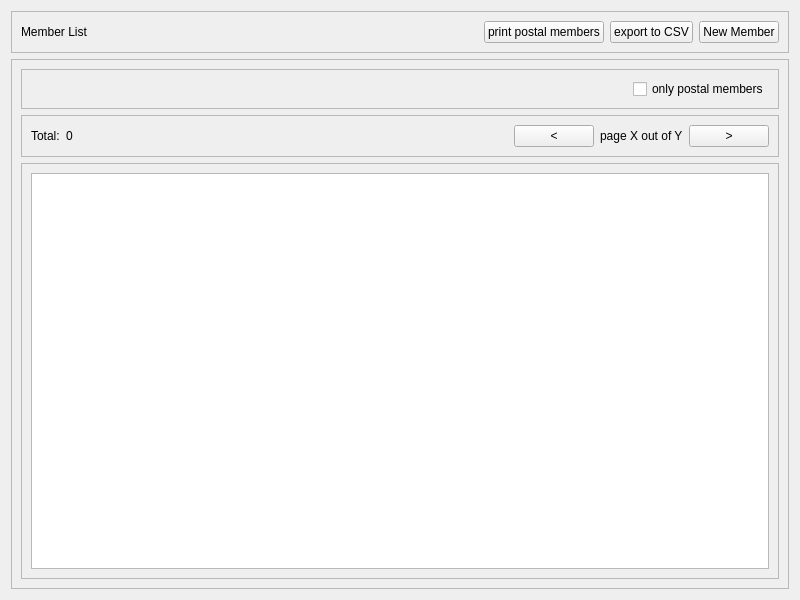
This is penyamanager/admin/memberlistview.ui in eguzki/penyamanager as Qt 5 draws it before an edit. The edited form follows.
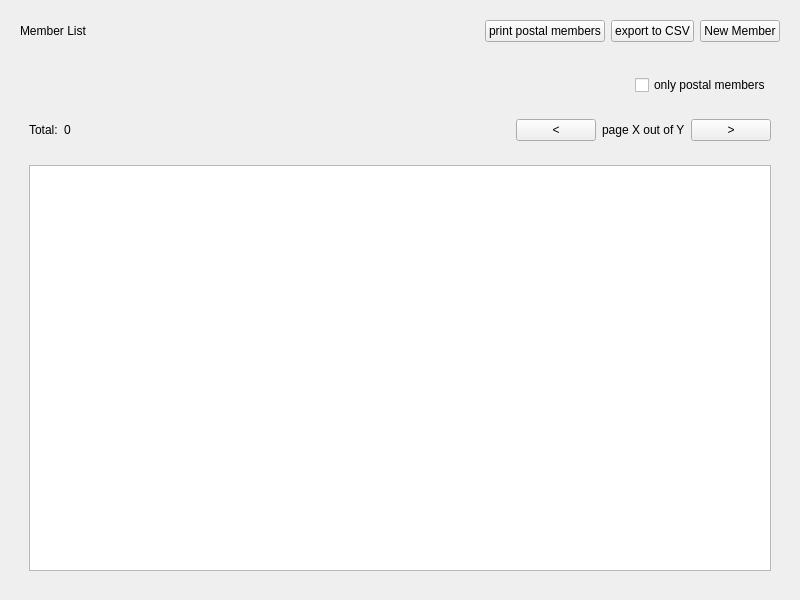
This is the edited form.

What changed in the file:
```diff
--- a/penyamanager/admin/memberlistview.ui
+++ b/penyamanager/admin/memberlistview.ui
@@ -57,19 +57,13 @@
   </property>
   <layout class="QVBoxLayout" name="verticalLayout">
    <item>
-    <widget class="QFrame" name="topFrame">
+    <widget class="QWidget" name="topWidget" native="true">
      <property name="sizePolicy">
       <sizepolicy hsizetype="Preferred" vsizetype="Fixed">
        <horstretch>0</horstretch>
        <verstretch>0</verstretch>
       </sizepolicy>
      </property>
-     <property name="frameShape">
-      <enum>QFrame::StyledPanel</enum>
-     </property>
-     <property name="frameShadow">
-      <enum>QFrame::Raised</enum>
-     </property>
      <layout class="QHBoxLayout" name="horizontalLayout">
       <item>
        <widget class="QLabel" name="titleLabel">
@@ -116,25 +110,13 @@
     </widget>
    </item>
    <item>
-    <widget class="QFrame" name="resultsFrame">
+    <widget class="QWidget" name="resultsWidget" native="true">
      <property name="styleSheet">
       <string notr="true"/>
      </property>
-     <property name="frameShape">
-      <enum>QFrame::StyledPanel</enum>
-     </property>
-     <property name="frameShadow">
-      <enum>QFrame::Raised</enum>
-     </property>
      <layout class="QVBoxLayout" name="verticalLayout_3">
       <item>
-       <widget class="QFrame" name="filterPostalUsersFrame">
-        <property name="frameShape">
-         <enum>QFrame::StyledPanel</enum>
-        </property>
-        <property name="frameShadow">
-         <enum>QFrame::Raised</enum>
-        </property>
+       <widget class="QWidget" name="filterPostalUsersWidget" native="true">
         <layout class="QHBoxLayout" name="horizontalLayout_2">
          <item>
           <spacer name="horizontalSpacer">
@@ -160,13 +142,7 @@
        </widget>
       </item>
       <item>
-       <widget class="QFrame" name="pagingFrame">
-        <property name="frameShape">
-         <enum>QFrame::StyledPanel</enum>
-        </property>
-        <property name="frameShadow">
-         <enum>QFrame::Raised</enum>
-        </property>
+       <widget class="QWidget" name="pagingWidget" native="true">
         <layout class="QHBoxLayout" name="horizontalLayout_3">
          <item>
           <widget class="QLabel" name="totalMembersLabel">
@@ -232,13 +208,7 @@
        </widget>
       </item>
       <item>
-       <widget class="QFrame" name="memberListFrame">
-        <property name="frameShape">
-         <enum>QFrame::StyledPanel</enum>
-        </property>
-        <property name="frameShadow">
-         <enum>QFrame::Raised</enum>
-        </property>
+       <widget class="QWidget" name="memberListWidget" native="true">
         <layout class="QVBoxLayout" name="verticalLayout_4">
          <item>
           <widget class="QTableWidget" name="memberTableWidget">
@@ -251,9 +221,6 @@
            <property name="selectionBehavior">
             <enum>QAbstractItemView::SelectRows</enum>
            </property>
-           <attribute name="horizontalHeaderVisible">
-            <bool>false</bool>
-           </attribute>
            <attribute name="verticalHeaderVisible">
             <bool>false</bool>
            </attribute>
```
